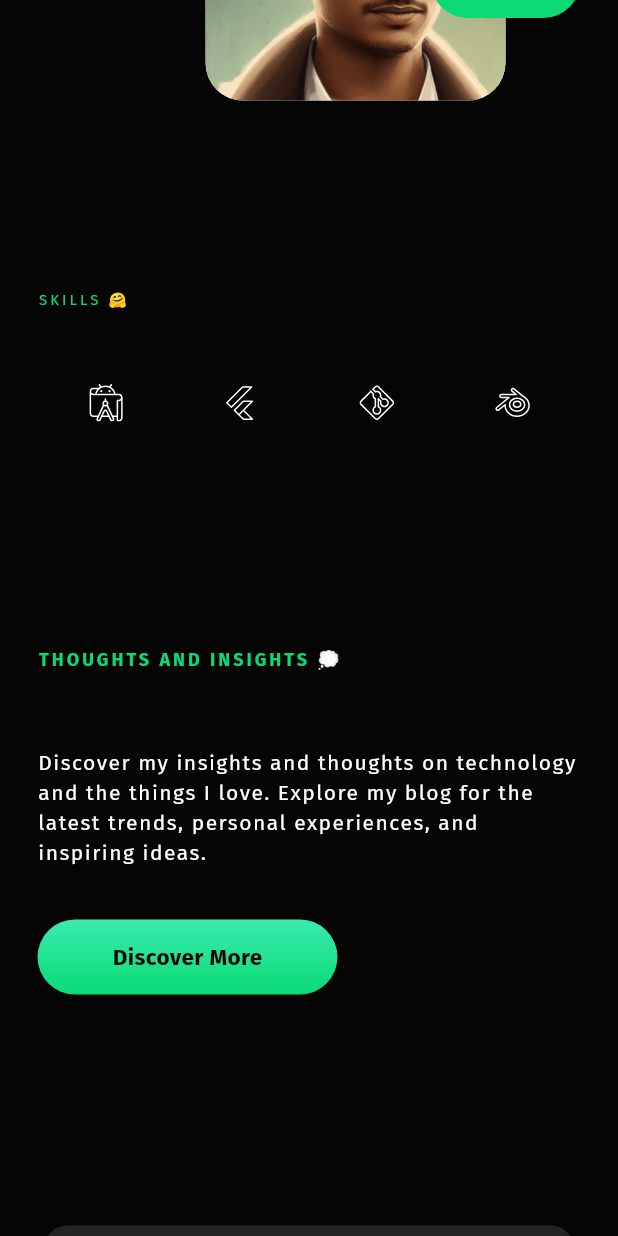
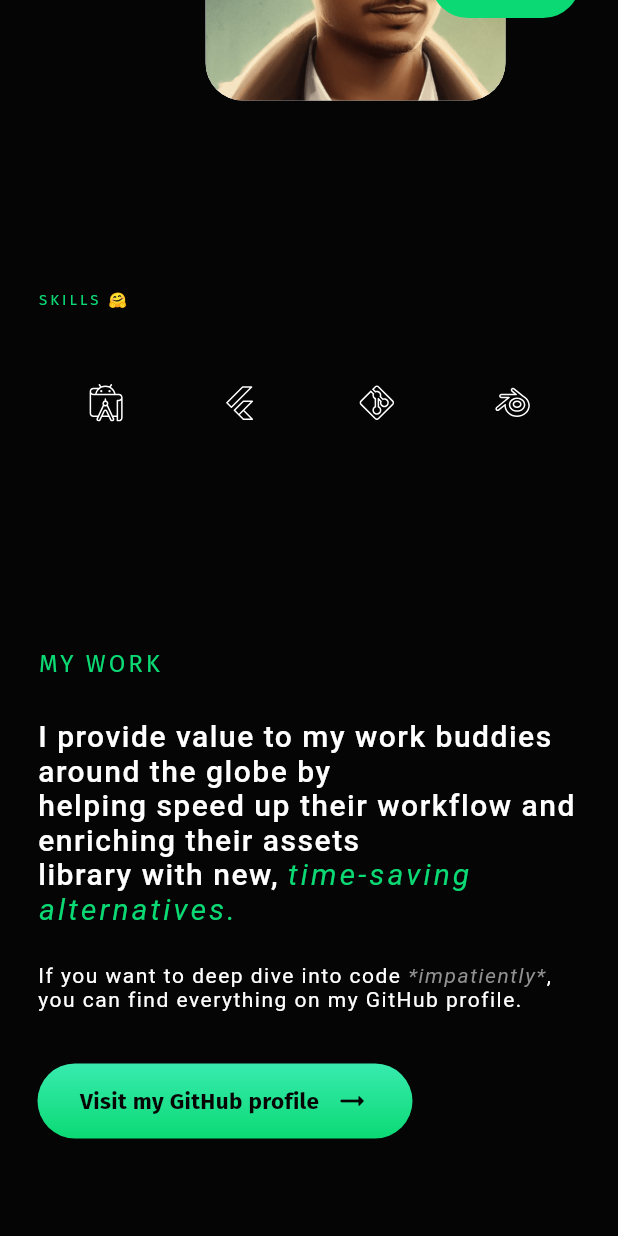
Before and after one commit to viveeeeeek/portfolio_vivek, a Flutter app: the screen it shows after launch, scrolled down 1728 dp, on a phone screen of 412 x 824 dp. Run offline on Flutter 3.47's test engine with Material 2 defaults, Android fonts, the phone set to English and light mode, and no system bars; drawn by our look-alikes of scroll_to_index; our stand-ins replace animate_do, animated_text_kit, cloud_firestore, firebase_core, flutter_svg, google_fonts and 3 more; accounts and stored records are empty; project files that could hold a hidden picture were left out.

Commit message:
Added work section

```diff
--- a/lib/device/desktop/blogs.desktop.dart
+++ b/lib/device/desktop/blogs.desktop.dart
@@ -16,7 +16,6 @@ class DesktopBlogs extends StatelessWidget {
           style: TextStyle(
               fontSize: 16, // Adjust the font size as necessary
               color: brandColour,
-              fontWeight: FontWeight.bold,
               letterSpacing: 2),
         ),
         sizedBox50,
--- a/lib/device/desktop/homepage.desktop.dart
+++ b/lib/device/desktop/homepage.desktop.dart
@@ -2,6 +2,7 @@ import 'package:lottie/lottie.dart';
 import 'package:flutter/material.dart';
 import 'package:flutter/gestures.dart';
 import 'package:animate_do/animate_do.dart';
+import 'package:portfolio_vivek/device/desktop/work.desktop.dart';
 import 'package:portfolio_vivek/widgets/skills.dart';
 import 'package:portfolio_vivek/extras/onhover.dart';
 import 'package:scroll_to_index/scroll_to_index.dart';
@@ -88,6 +89,8 @@ class _DesktopHomepageState extends State<DesktopHomepage> {
                         sizedBox200,
                         const Skills(),
                         sizedBox200,
+                        const DesktopWork(),
+                        sizedBox200,
                         const DesktopBlogs(),
                         sizedBox200,
                         // // Work(),
--- a/lib/device/mobile/blogs.mobile.dart
+++ b/lib/device/mobile/blogs.mobile.dart
@@ -29,8 +29,7 @@ class MobileBlogs extends StatelessWidget {
           ),
         ),
         sizedBox35,
-        HoverWidget(
-            child: InkWell(
+        InkWell(
           onTap: () {
             Navigator.push(context,
                 MaterialPageRoute(builder: ((context) => const BlogScreen())));
@@ -51,7 +50,7 @@ class MobileBlogs extends StatelessWidget {
               ),
             ),
           ),
-        ))
+        )
       ],
     );
   }
--- a/lib/device/mobile/homepage.mobile.dart
+++ b/lib/device/mobile/homepage.mobile.dart
@@ -1,6 +1,7 @@
 import 'package:lottie/lottie.dart';
 import 'package:flutter/material.dart';
 import 'package:flutter/gestures.dart';
+import 'package:portfolio_vivek/device/mobile/work.mobile.dart';
 import 'package:portfolio_vivek/widgets/skills.dart';
 import 'package:portfolio_vivek/extras/onhover.dart';
 import 'package:scroll_to_index/scroll_to_index.dart';
@@ -96,6 +97,8 @@ class _MobileHomepageState extends State<MobileHomepage> {
                           sizedBox100,
                           const Skills(),
                           sizedBox150,
+                          const MobileWork(),
+                          sizedBox150,
                           const MobileBlogs(),
                           sizedBox150,
                           // // Work(),
--- a/lib/device/mobile/work.mobile.dart
+++ b/lib/device/mobile/work.mobile.dart
@@ -1,10 +1,122 @@
-// import 'package:flutter/material.dart';
+import 'package:url_launcher/url_launcher.dart';
 
-// class MobileWork extends StatelessWidget {
-//   const MobileWork({super.key});
+import '../../extras/constants.dart';
+import 'package:flutter/material.dart';
 
-//   @override
-//   Widget build(BuildContext context) {
-//     return const Placeholder();
-//   }
-// }
+class MobileWork extends StatelessWidget {
+  const MobileWork({super.key});
+
+  //! LinkedIn Button Action
+  void launchGithubProfile() async {
+    const String githubProfileLink = 'https://www.github.com/viveeeeeek';
+    final String encodedLink = Uri.encodeFull(githubProfileLink);
+    final Uri url = Uri.parse(encodedLink);
+    if (await canLaunchUrl(url)) {
+      await launchUrl(url);
+    } else {
+      throw 'Could not launch $url';
+    }
+  }
+
+  @override
+  Widget build(BuildContext context) {
+    return Column(
+      crossAxisAlignment: CrossAxisAlignment.start,
+      children: [
+        Text(
+          'MY WORK',
+          style: TextStyle(fontSize: 16, color: brandColour, letterSpacing: 2),
+        ),
+        sizedBox25,
+        RichText(
+          text: TextSpan(children: [
+            const TextSpan(
+              text:
+                  'I provide value to my work buddies around the globe by\nhelping speed up their workflow and enriching their assets\nlibrary with new, ',
+              style: TextStyle(
+                  color: Colors.white,
+                  fontSize: 20,
+                  letterSpacing: 1,
+                  fontWeight: FontWeight.w500),
+            ),
+            TextSpan(
+              text: 'time-saving alternatives.',
+              style: TextStyle(
+                  color: brandColour,
+                  fontSize: 20,
+                  letterSpacing: 2,
+                  fontStyle: FontStyle.italic),
+            ),
+          ]),
+        ),
+        sizedBox25,
+        Column(
+          crossAxisAlignment: CrossAxisAlignment.start,
+          children: [
+            RichText(
+              text: TextSpan(children: [
+                TextSpan(
+                  text: "If you want to deep dive into code ",
+                  style: TextStyle(
+                    color: whiteColour,
+                    fontSize: 14,
+                    letterSpacing: 1,
+                  ),
+                ),
+                const TextSpan(
+                  text: "*impatiently*",
+                  style: TextStyle(
+                      color: Color(0xff909190),
+                      fontSize: 14,
+                      letterSpacing: 1,
+                      fontStyle: FontStyle.italic),
+                ),
+                TextSpan(
+                  text: ", you can find everything on my GitHub profile.",
+                  style: TextStyle(
+                    color: whiteColour,
+                    fontSize: 14,
+                    letterSpacing: 1,
+                  ),
+                ),
+              ]),
+            ),
+            sizedBox35,
+            InkWell(
+              onTap: launchGithubProfile,
+              child: Container(
+                  height: 50,
+                  width: 250,
+                  decoration: BoxDecoration(
+                      gradient: buttonLinearGradient,
+                      borderRadius:
+                          const BorderRadius.all(Radius.circular(25))),
+                  child: Center(
+                    child: Row(
+                      mainAxisAlignment: MainAxisAlignment.center,
+                      children: [
+                        Text(
+                          'Visit my GitHub profile',
+                          style: TextStyle(
+                            color: blackColour,
+                            fontSize: 15,
+                            fontWeight: FontWeight.bold,
+                          ),
+                        ),
+                        const SizedBox(
+                          width: 10,
+                        ),
+                        Icon(
+                          Icons.arrow_right_alt_rounded,
+                          color: blackColour,
+                        )
+                      ],
+                    ),
+                  )),
+            ),
+          ],
+        )
+      ],
+    );
+  }
+}
```
Also changed, not shown: lib/device/desktop/work.desktop.dart (+41 -16 lines), lib/widgets/work/work.dart (+15 -16 lines), 1 other file.
